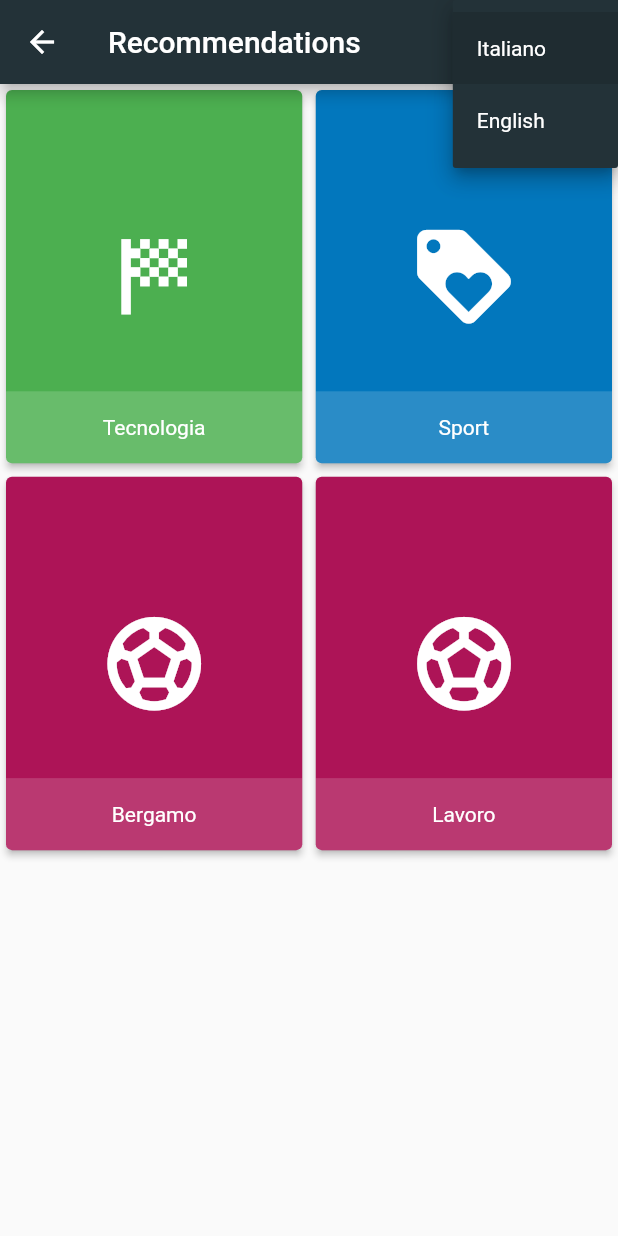
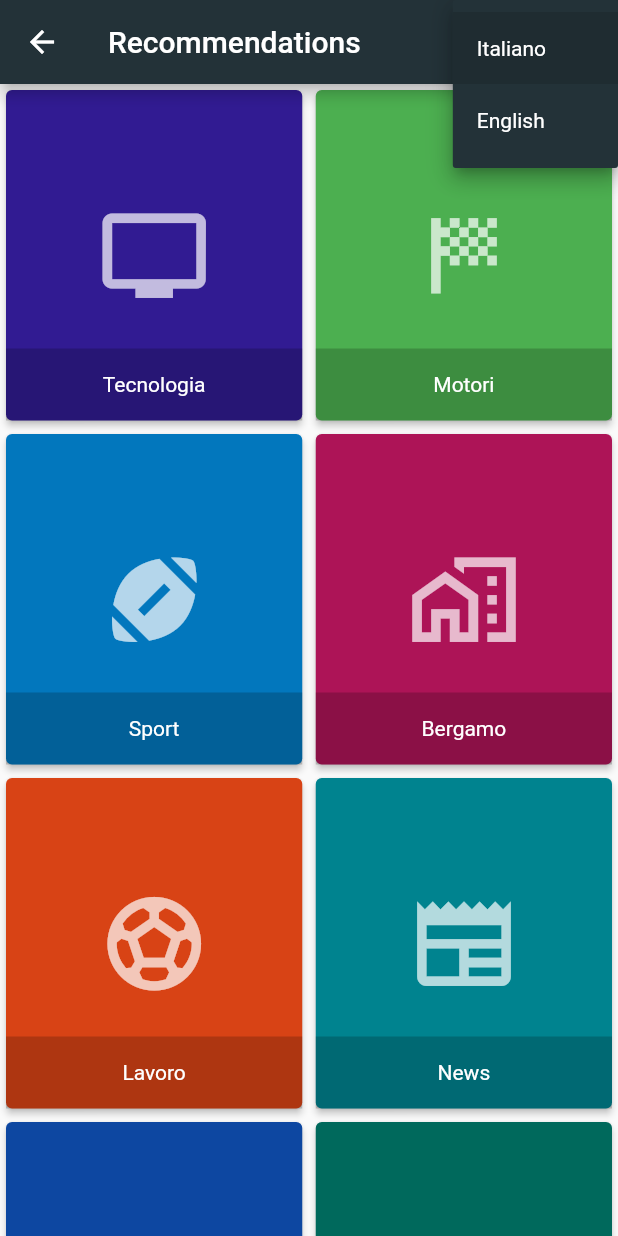
Before and after one commit to And96/RssAggregatorFlutter, a Flutter app: the RecommendedCategoriesPage screen opened directly, after a tap on "Italiano", on a phone screen of 412 x 824 dp. Run offline on Flutter 3.47's test engine with Material 2 defaults, Android fonts, the phone set to English and light mode, and no system bars; our stand-ins replace cached_network_image, flutter_cache_manager, flutter_phoenix, package_info_plus, percent_indicator, share_plus and 3 more; missing offline and left inert: animate_icons, favicon, feed_finder, flutter_awesome_select, flutter_material_color_picker, flutter_overboard and 2 more; accounts and stored records are empty; network calls fail; statements that could not run were skipped.

Commit message:
Recommended sites and theming

```diff
--- a/lib/core/recommended_list.dart
+++ b/lib/core/recommended_list.dart
@@ -1,5 +1,5 @@
 import 'dart:convert';
-//import 'package:flutter/material.dart';
+import 'package:rss_aggregator_flutter/core/sites_list.dart';
 import 'package:shared_preferences/shared_preferences.dart';
 
 class RecommendedCategory {
@@ -27,143 +27,184 @@ class RecommendedCategory {
 }
 
 class RecommendedSite {
-  RecommendedSite(this.siteName, this.siteLink, this.iconUrl, this.category);
+  RecommendedSite(this.siteName, this.siteLink, this.iconUrl);
   final String siteName;
   final String siteLink;
   final String iconUrl;
-  final String category;
+  bool added = false;
 
   factory RecommendedSite.fromJson(Map<String, dynamic> data) {
     final siteName = data['siteName'] as String;
     final siteLink = data['siteLink'] as String;
     final iconUrl = data['iconUrl'] as String;
-    final category = data['category'] as String;
-    return RecommendedSite(siteName, siteLink, iconUrl, category);
+    return RecommendedSite(siteName, siteLink, iconUrl);
   }
 }
 
 class RecommendedList {
   late List<RecommendedCategory> items = [];
 
-//0xe50c icon must be converted to integer using online hex to convert
 //validate json with https://jsonlint.com/
+//for icons
+//https://api.flutter.dev/flutter/material/Icons-class.html
+//0xe50c icon must be converted to integer using online hex to convert https://www.binaryhexconverter.com/hex-to-decimal-converter
+
   String json = """[{
 		"name": "Tecnologia",
+		"color": 4281408402,
+		"iconData": 62571,
+		"language": "italiano",
+		"sites": [{
+				"siteName": "tuttoandroid.net",
+				"siteLink": "https://tuttoandroid.net/feed/",
+				"iconUrl": "https://icons.duckduckgo.com/ip3/tuttoandroid.net.ico"
+			},
+			{
+				"siteName": "hdblog.it",
+				"siteLink": "https://hdblog.it/feed/",
+				"iconUrl": "https://icons.duckduckgo.com/ip3/hdblog.it.ico"
+			},
+			{
+				"siteName": "androidworld.it",
+				"siteLink": "https://androidworld.it/feed/",
+				"iconUrl": "https://icons.duckduckgo.com/ip3/androidworld.it.ico"
+			}
+		]
+	},
+	{
+		"name": "Motori",
 		"color": 4283215696,
 		"iconData": 58865,
 		"language": "italiano",
 		"sites": [{
-				"siteName": "tuttoandroid.net",
+			"siteName": "partitaiva24.it",
+			"siteLink": "https://test.net/feed/",
+			"iconUrl": "https://icons.duckduckgo.com/ip3/partitaiva24.it.ico"
+		}]
+	},
+	{
+		"name": "Sport",
+		"color": 4278351805,
+		"iconData": 58857,
+		"language": "italiano",
+		"sites": [{
+				"siteName": "gazzetta.it",
 				"siteLink": "https://tuttoandroid.net/feed/",
-				"iconUrl": "https://icons.duckduckgo.com/ip3/tuttoandroid.net.ico",
-				"category": "News"
+				"iconUrl": "https://icons.duckduckgo.com/ip3/tuttoandroid.net.ico"
 			},
 			{
 				"siteName": "hdblog.it",
 				"siteLink": "https://hdblog.it/feed/",
-				"iconUrl": "https://icons.duckduckgo.com/ip3/hdblog.it.ico",
-				"category": "News"
+				"iconUrl": "https://icons.duckduckgo.com/ip3/hdblog.it.ico"
 			},
 			{
 				"siteName": "androidworld.it",
 				"siteLink": "https://androidworld.it/feed/",
-				"iconUrl": "https://icons.duckduckgo.com/ip3/androidworld.it.ico",
-				"category": "News"
-			}
-		]
-	},
-	{
-		"name": "Sport",
-		"color": 4278351805,
-		"iconData": 58302,
-		"language": "italiano",
-		"sites": [{
-				"siteName": "gazzetta.it",
-				"siteLink": "https://tuttoandroid.net/feed/",
-				"iconUrl": "https://icons.duckduckgo.com/ip3/tuttoandroid.net.ico",
-				"category": "News"
-			},
-			{
-				"siteName": "hdblog.it",
-				"siteLink": "https://hdblog.it/feed/",
-				"iconUrl": "https://icons.duckduckgo.com/ip3/hdblog.it.ico",
-				"category": "News"
-			},
-			{
-				"siteName": "androidworld.it",
-				"siteLink": "https://androidworld.it/feed/",
-				"iconUrl": "https://icons.duckduckgo.com/ip3/androidworld.it.ico",
-				"category": "News"
+				"iconUrl": "https://icons.duckduckgo.com/ip3/androidworld.it.ico"
 			}
 		]
 	},
 	{
 		"name": "Bergamo",
 		"color": 4289533015,
-		"iconData": 58866,
+		"iconData": 61871,
 		"language": "italiano",
 		"sites": [{
 				"siteName": "bergamonews.it",
 				"siteLink": "https://bergamonews.it/feed/",
-				"iconUrl": "https://icons.duckduckgo.com/ip3/bergamonews.it.ico",
-				"category": "News"
+				"iconUrl": "https://icons.duckduckgo.com/ip3/bergamonews.it.ico"
 			},
 			{
 				"siteName": "hdblog.it",
 				"siteLink": "https://hdblog.it/feed/",
-				"iconUrl": "https://icons.duckduckgo.com/ip3/hdblog.it.ico",
-				"category": "News"
+				"iconUrl": "https://icons.duckduckgo.com/ip3/hdblog.it.ico"
 			},
 			{
 				"siteName": "xda-developers.com",
 				"siteLink": "https://xda-developers.com/feed/",
-				"iconUrl": "https://icons.duckduckgo.com/ip3/xda-developers.com.ico",
-				"category": "News"
+				"iconUrl": "https://icons.duckduckgo.com/ip3/xda-developers.com.ico"
 			},
 			{
 				"siteName": "xiaomitoday.it",
 				"siteLink": "https://xiaomitoday.it/feed/",
-				"iconUrl": "https://icons.duckduckgo.com/ip3/xiaomitoday.it.ico",
-				"category": "News"
+				"iconUrl": "https://icons.duckduckgo.com/ip3/xiaomitoday.it.ico"
 			},
 			{
 				"siteName": "andreagaleazzi.com",
 				"siteLink": "https://andreagaleazzi.com/feed/",
-				"iconUrl": "https://icons.duckduckgo.com/ip3/andreagaleazzi.com.ico",
-				"category": "News"
+				"iconUrl": "https://icons.duckduckgo.com/ip3/andreagaleazzi.com.ico"
 			},
 			{
 				"siteName": "open.online",
 				"siteLink": "https://open.online/feed/",
-				"iconUrl": "https://icons.duckduckgo.com/ip3/open.online.ico",
-				"category": "News"
+				"iconUrl": "https://icons.duckduckgo.com/ip3/open.online.ico"
 			},
 			{
 				"siteName": "telefonino.net",
 				"siteLink": "https://telefonino.net/feed/",
-				"iconUrl": "https://icons.duckduckgo.com/ip3/telefonino.net.ico",
-				"category": "News"
+				"iconUrl": "https://icons.duckduckgo.com/ip3/telefonino.net.ico"
 			},
 			{
 				"siteName": "androidworld.it",
 				"siteLink": "https://androidworld.it/feed/",
-				"iconUrl": "https://icons.duckduckgo.com/ip3/androidworld.it.ico",
-				"category": "News"
+				"iconUrl": "https://icons.duckduckgo.com/ip3/androidworld.it.ico"
 			}
 		]
 	},
 	{
 		"name": "Lavoro",
-		"color": 4289533015,
+		"color": 4292363029,
 		"iconData": 58866,
 		"language": "italiano",
 		"sites": [{
 			"siteName": "partitaiva24.it",
 			"siteLink": "https://test.net/feed/",
-				"iconUrl": "https://icons.duckduckgo.com/ip3/partitaiva24.it.ico",
-				"category": "News"
+			"iconUrl": "https://icons.duckduckgo.com/ip3/partitaiva24.it.ico"
+		}]
+	},
+	{
+		"name": "News",
+		"color": 4278223759,
+		"iconData": 984385,
+		"language": "italiano",
+		"sites": [{
+			"siteName": "partitaiva24.it",
+			"siteLink": "https://test.net/feed/",
+			"iconUrl": "https://icons.duckduckgo.com/ip3/partitaiva24.it.ico"
+		}]
+	},
+	{
+		"name": "Gossip",
+		"color": 4279060385,
+		"iconData": 57943,
+		"language": "italiano",
+		"sites": [{
+				"siteName": "gazzetta.it",
+				"siteLink": "https://tuttoandroid.net/feed/",
+				"iconUrl": "https://icons.duckduckgo.com/ip3/tuttoandroid.net.ico"
+			},
+			{
+				"siteName": "hdblog.it",
+				"siteLink": "https://hdblog.it/feed/",
+				"iconUrl": "https://icons.duckduckgo.com/ip3/hdblog.it.ico"
+			},
+			{
+				"siteName": "androidworld.it",
+				"siteLink": "https://androidworld.it/feed/",
+				"iconUrl": "https://icons.duckduckgo.com/ip3/androidworld.it.ico"
 			}
 		]
+	},
+	{
+		"name": "Scienza",
+		"color": 4278217052,
+		"iconData": 58714,
+		"language": "italiano",
+		"sites": [{
+			"siteName": "partitaiva24.it",
+			"siteLink": "https://test.net/feed/",
+			"iconUrl": "https://icons.duckduckgo.com/ip3/partitaiva24.it.ico"
+		}]
 	},
 	{
 		"name": "Gossip",
@@ -173,29 +214,39 @@ class RecommendedList {
 		"sites": [{
 				"siteName": "gazzetta.it",
 				"siteLink": "https://tuttoandroid.net/feed/",
-				"iconUrl": "https://icons.duckduckgo.com/ip3/tuttoandroid.net.ico",
-				"category": "News"
+				"iconUrl": "https://icons.duckduckgo.com/ip3/tuttoandroid.net.ico"
 			},
 			{
 				"siteName": "hdblog.it",
 				"siteLink": "https://hdblog.it/feed/",
-				"iconUrl": "https://icons.duckduckgo.com/ip3/hdblog.it.ico",
-				"category": "News"
+				"iconUrl": "https://icons.duckduckgo.com/ip3/hdblog.it.ico"
 			},
 			{
 				"siteName": "androidworld.it",
 				"siteLink": "https://androidworld.it/feed/",
-				"iconUrl": "https://icons.duckduckgo.com/ip3/androidworld.it.ico",
-				"category": "News"
+				"iconUrl": "https://icons.duckduckgo.com/ip3/androidworld.it.ico"
 			}
 		]
 	}
 ]""";
 
+  late SitesList sitesList = SitesList(updateItemLoading: _updateItemLoading);
+  void _updateItemLoading(String itemLoading) {
+    //setState(() {});
+  }
+
   Future<bool> load(String language, String category) async {
     try {
       await save(json);
       items = await get(language, category);
+      for (RecommendedCategory c in items) {
+        for (RecommendedSite s in c.sites) {
+          if (await sitesList.exists(s.siteLink)) {
+            s.added = true;
+          }
+        }
+      }
+
       return true;
     } catch (err) {
       // print('Caught error: $err');
--- a/lib/core/sites_list.dart
+++ b/lib/core/sites_list.dart
@@ -10,6 +10,7 @@ import 'package:rss_aggregator_flutter/core/site_icon.dart';
 class SitesList {
   late List<Site> items = [];
   String itemLoading = "";
+  String sort = "name";
   late CategoriesList categoriesList = CategoriesList();
 
   late final ValueChanged<String> updateItemLoading;
@@ -43,11 +44,30 @@ class SitesList {
     return list;
   }
 
-  Future<bool> load() async {
+  Future<bool> load([String sort = ""]) async {
     try {
+      if (sort.trim() != "") {
+        this.sort = sort;
+      }
       categoriesList.load();
       items = await get();
       return true;
+    } catch (err) {
+      // print('Caught error: $err');
+    }
+    return false;
+  }
+
+  Future<bool> exists(String url) async {
+    try {
+      List l = await get();
+      l = l
+          .where((e) =>
+              (e.siteLink.trim().toLowerCase() == url.trim().toLowerCase()))
+          .toList();
+      if (l.isNotEmpty) {
+        return true;
+      }
     } catch (err) {
       // print('Caught error: $err');
     }
@@ -59,16 +79,23 @@ class SitesList {
     await prefs.setString('db_sites', jsonEncode(list));
   }
 
-  void delete(String url) async {
+  Future<bool> delete(String url) async {
+    try {
+      await load();
       if (url == "*") {
         items = [];
       } else {
-      items.removeWhere(
-          (e) => (e.siteLink.trim().toLowerCase() == url.trim().toLowerCase()));
+        items.removeWhere((e) =>
+            (e.siteLink.trim().toLowerCase() == url.trim().toLowerCase()));
       }
-    save(items);
+      await save(items);
       await FeedsList(updateItemLoading: null).deleteDB(url);
       await load();
+      return true;
+    } catch (err) {
+      // print('Caught error: $err');
+    }
+    return false;
   }
 
   Future<bool> renameCategory(String categoryOld, String categoryNew) async {
@@ -99,6 +126,21 @@ class SitesList {
           break;
         }
       }
+      await save(items);
+      await load();
+      return true;
+    } catch (err) {
+      // print('Caught error: $err');
+    }
+    return false;
+  }
+
+  Future<bool> addSite(Site site) async {
+    try {
+      await load();
+      items.removeWhere((e) => (Utility().cleanUrlCompare(e.siteLink) ==
+          Utility().cleanUrlCompare(site.siteLink)));
+      items.add(site);
       await save(items);
       await load();
       return true;
@@ -150,8 +192,6 @@ class SitesList {
           .replaceAll("/", "");
 
       if (url.length > 1) {
-        items.removeWhere((e) => (Utility().cleanUrlCompare(e.siteLink) ==
-            Utility().cleanUrlCompare(url)));
         var s1 = Site(
           siteName: siteName.trim() != '' ? siteName : hostsiteName,
           siteLink: url,
@@ -160,11 +200,7 @@ class SitesList {
           category:
               category.trim() != '' ? category : categoriesList.defaultCategory,
         );
-        items = await get();
-        items.add(s1);
-        await save(items);
-        items = await get();
-        return true;
+        return await addSite(s1);
       }
     } catch (err) {
       // print('Caught error: $err');
@@ -179,9 +215,14 @@ class SitesList {
           await jsonDecode(prefs.getString('db_sites') ?? '[]');
       late List<Site> list =
           List<Site>.from(jsonData.map((model) => Site.fromJson(model)));
-      //sort
+      if (sort == "name") {
         list.sort((a, b) =>
             a.siteName.toLowerCase().compareTo(b.siteName.toLowerCase()));
+      }
+      if (sort == "category") {
+        list.sort((a, b) =>
+            a.category.toLowerCase().compareTo(b.category.toLowerCase()));
+      }
       return list;
     } catch (err) {
       // print('Caught error: $err');
--- a/lib/screens/recommended_categories_page.dart
+++ b/lib/screens/recommended_categories_page.dart
@@ -45,16 +45,14 @@ class _RecommendedCategoriesPageState extends State<RecommendedCategoriesPage>
 
   loadData() async {
     try {
-      setState(() {
-        isLoading = true;
-      });
+      isLoading = true;
+      setState(() {});
       await recommendedList.load(dropdownValue, '');
     } catch (err) {
       //print('Caught error: $err');
     }
-    setState(() {
-      isLoading = false;
-    });
+    isLoading = false;
+    setState(() {});
   }
 
   String dropdownValue = list.first;
@@ -62,6 +60,7 @@ class _RecommendedCategoriesPageState extends State<RecommendedCategoriesPage>
   @override
   Widget build(BuildContext context) {
     return Scaffold(
+        // backgroundColor: Color.fromARGB(255, 236, 236, 236),
         appBar: AppBar(title: const Text('Recommendations'), actions: <Widget>[
           isLoading
               ? IconButton(
@@ -88,9 +87,9 @@ class _RecommendedCategoriesPageState extends State<RecommendedCategoriesPage>
                   //iconDisabledColor: Colors.white,
                   onChanged: (String? value) {
                     // This is called when the user selects an item.
-                    setState(() {
+                    setState(() async {
                       dropdownValue = value!;
-                      loadData();
+                      await loadData();
                     });
                   },
                   items: list.map<DropdownMenuItem<String>>((String value) {
@@ -116,7 +115,7 @@ class _RecommendedCategoriesPageState extends State<RecommendedCategoriesPage>
                       childAspectRatio: MediaQuery.of(context).orientation ==
                               Orientation.landscape
                           ? 1.6
-                          : 0.80,
+                          : 0.9,
                     ),
                     itemBuilder: (
                       context,
@@ -124,6 +123,8 @@ class _RecommendedCategoriesPageState extends State<RecommendedCategoriesPage>
                     ) {
                       return Card(
                         elevation: 2.0,
+                        //color: Color(recommendedList.items[index].color),
+                        //color: Color.fromARGB(255, 236, 236, 236),
                         color: Color(recommendedList.items[index].color),
                         child: InkWell(
                           onTap: () => Navigator.of(context).push(
@@ -135,16 +136,17 @@ class _RecommendedCategoriesPageState extends State<RecommendedCategoriesPage>
                                           recommendedList.items[index].name))),
                           child: GridTile(
                             footer: GridTileBar(
-                              backgroundColor: Colors.white.withAlpha(40),
+                              backgroundColor: Colors.black.withAlpha(50),
                               title: Text(
                                 recommendedList.items[index].name,
                                 textAlign: TextAlign.center,
+                                style: const TextStyle(color: Colors.white),
                               ),
                             ),
                             child: Icon(
                               IconData(recommendedList.items[index].iconData,
                                   fontFamily: 'MaterialIcons'),
-                              color: Colors.white,
+                              color: Colors.white70,
                               size: 75,
                             ),
                           ),
--- a/lib/theme/theme_color.dart
+++ b/lib/theme/theme_color.dart
@@ -66,7 +66,7 @@ class ThemeColor {
 
   static Color dark1 = const Color.fromARGB(255, 10, 10, 10);
   static Color dark2 = const Color.fromARGB(255, 25, 25, 25);
-  static Color dark3 = const Color.fromARGB(255, 75, 75, 75);
+  static Color dark3 = const Color.fromARGB(255, 65, 65, 65);
   static Color dark4 = const Color.fromARGB(255, 130, 130, 130);
 
   List<Color> pickerColors = [
```
Also changed, not shown: lib/screens/recommended_sites_page.dart (+44 -55 lines), lib/screens/sites_page.dart (+29 -22 lines). Lines whose indentation alone changed are shown as unchanged.
